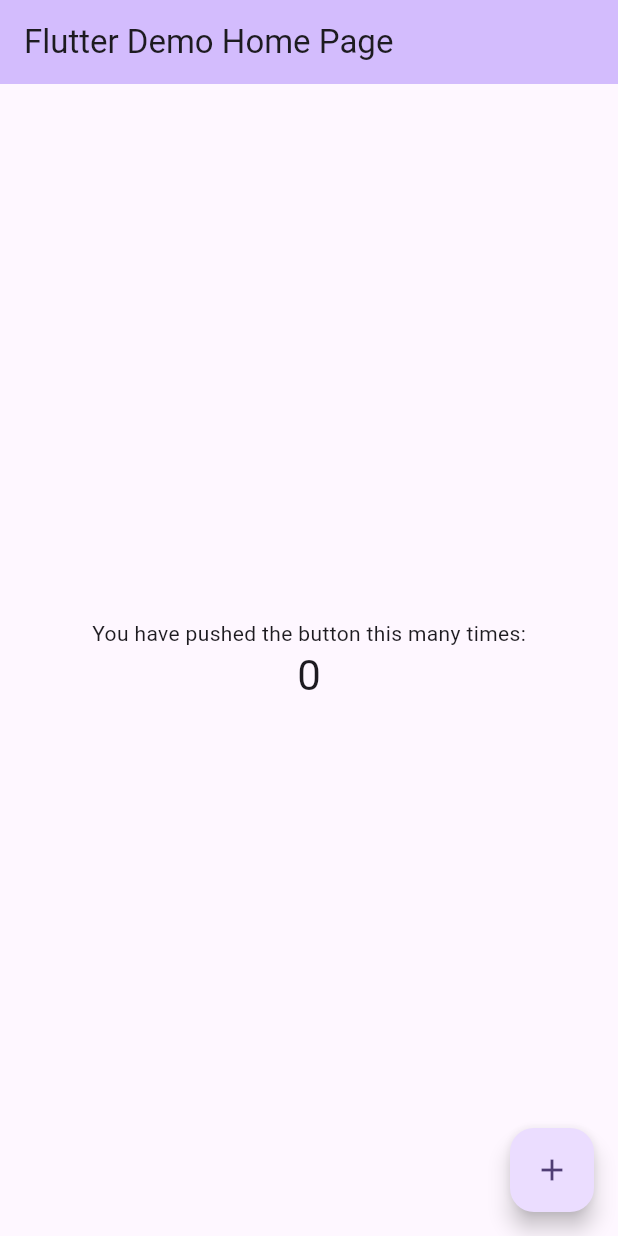
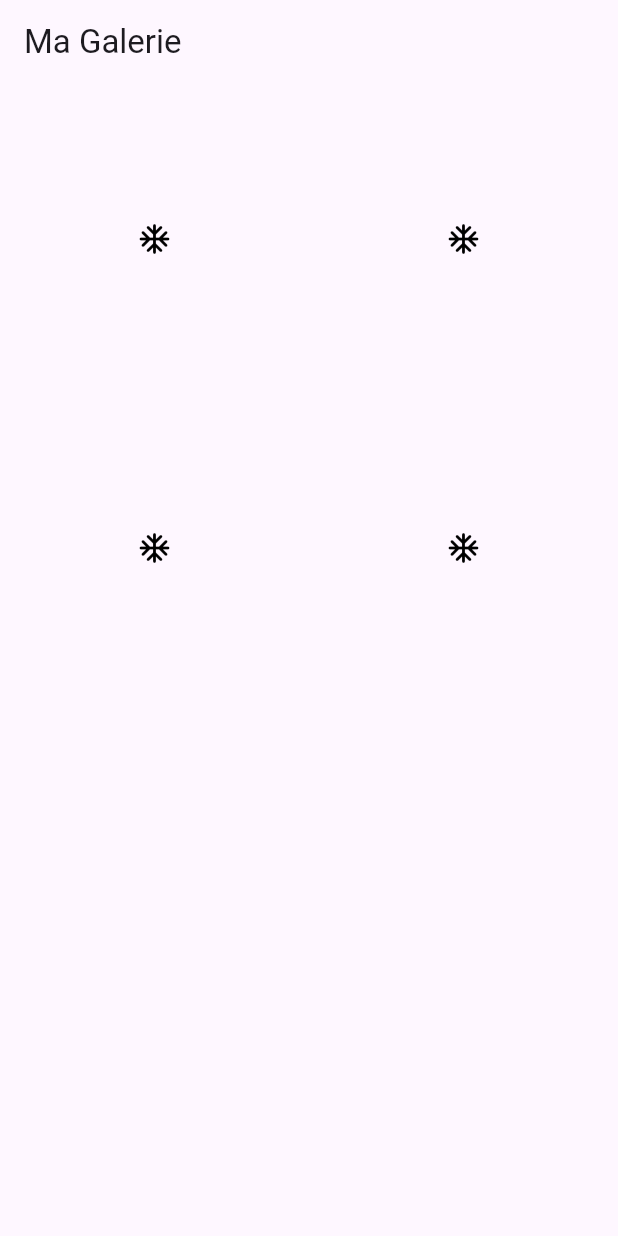
Before and after one commit to RonhelAsg/TP_Ronhel, a Flutter app: the screen it shows after launch, on a phone screen of 412 x 824 dp. Run offline on Flutter 3.47's test engine with Material 3 defaults, Android fonts, the phone set to English and light mode, and no system bars.

Commit message:
Création Galerie

```diff
--- a/lib/main.dart
+++ b/lib/main.dart
@@ -1,125 +1,47 @@
 import 'package:flutter/material.dart';
-
 void main() {
   runApp(const MyApp());
 }
-
-class MyApp extends StatelessWidget {
+class MyApp extends StatefulWidget {
   const MyApp({super.key});
 
-  // This widget is the root of your application.
+  @override
+  State<MyApp> createState() => _MyAppState();
+}
+
+class _MyAppState extends State<MyApp> {
   @override
   Widget build(BuildContext context) {
     return MaterialApp(
-      title: 'Flutter Demo',
-      theme: ThemeData(
-        // This is the theme of your application.
-        //
-        // TRY THIS: Try running your application with "flutter run". You'll see
-        // the application has a purple toolbar. Then, without quitting the app,
-        // try changing the seedColor in the colorScheme below to Colors.green
-        // and then invoke "hot reload" (save your changes or press the "hot
-        // reload" button in a Flutter-supported IDE, or press "r" if you used
-        // the command line to start the app).
-        //
-        // Notice that the counter didn't reset back to zero; the application
-        // state is not lost during the reload. To reset the state, use hot
-        // restart instead.
-        //
-        // This works for code too, not just values: Most code changes can be
-        // tested with just a hot reload.
-        colorScheme: ColorScheme.fromSeed(seedColor: Colors.deepPurple),
-        useMaterial3: true,
-      ),
-      home: const MyHomePage(title: 'Flutter Demo Home Page'),
-    );
+        debugShowCheckedModeBanner: false,
+        //darkTheme: ThemeData.dark(),
+        home: MyGalery());
   }
 }
 
-class MyHomePage extends StatefulWidget {
-  const MyHomePage({super.key, required this.title});
-
-  // This widget is the home page of your application. It is stateful, meaning
-  // that it has a State object (defined below) that contains fields that affect
-  // how it looks.
-
-  // This class is the configuration for the state. It holds the values (in this
-  // case the title) provided by the parent (in this case the App widget) and
-  // used by the build method of the State. Fields in a Widget subclass are
-  // always marked "final".
-
-  final String title;
-
-  @override
-  State<MyHomePage> createState() => _MyHomePageState();
-}
-
-class _MyHomePageState extends State<MyHomePage> {
-  int _counter = 0;
-
-  void _incrementCounter() {
-    setState(() {
-      // This call to setState tells the Flutter framework that something has
-      // changed in this State, which causes it to rerun the build method below
-      // so that the display can reflect the updated values. If we changed
-      // _counter without calling setState(), then the build method would not be
-      // called again, and so nothing would appear to happen.
-      _counter++;
-    });
-  }
+class MyGalery extends StatelessWidget {
 
   @override
   Widget build(BuildContext context) {
-    // This method is rerun every time setState is called, for instance as done
-    // by the _incrementCounter method above.
-    //
-    // The Flutter framework has been optimized to make rerunning build methods
-    // fast, so that you can just rebuild anything that needs updating rather
-    // than having to individually change instances of widgets.
-    return Scaffold(
+    return  Scaffold(
       appBar: AppBar(
-        // TRY THIS: Try changing the color here to a specific color (to
-        // Colors.amber, perhaps?) and trigger a hot reload to see the AppBar
-        // change color while the other colors stay the same.
-        backgroundColor: Theme.of(context).colorScheme.inversePrimary,
-        // Here we take the value from the MyHomePage object that was created by
-        // the App.build method, and use it to set our appbar title.
-        title: Text(widget.title),
+        title: Text("Ma Galerie"),
       ),
-      body: Center(
-        // Center is a layout widget. It takes a single child and positions it
-        // in the middle of the parent.
-        child: Column(
-          // Column is also a layout widget. It takes a list of children and
-          // arranges them vertically. By default, it sizes itself to fit its
-          // children horizontally, and tries to be as tall as its parent.
-          //
-          // Column has various properties to control how it sizes itself and
-          // how it positions its children. Here we use mainAxisAlignment to
-          // center the children vertically; the main axis here is the vertical
-          // axis because Columns are vertical (the cross axis would be
-          // horizontal).
-          //
-          // TRY THIS: Invoke "debug painting" (choose the "Toggle Debug Paint"
-          // action in the IDE, or press "p" in the console), to see the
-          // wireframe for each widget.
-          mainAxisAlignment: MainAxisAlignment.center,
-          children: <Widget>[
-            const Text(
-              'You have pushed the button this many times:',
+      body: GridView.count(
+        crossAxisCount: 2,
+        children: List.generate(4, (index) {
+          return Center(
+            child: Icon(
+           Icons.ac_unit_rounded,
+              color: Colors.black,
             ),
-            Text(
-              '$_counter',
-              style: Theme.of(context).textTheme.headlineMedium,
-            ),
-          ],
+          );
+        }
         ),
       ),
-      floatingActionButton: FloatingActionButton(
-        onPressed: _incrementCounter,
-        tooltip: 'Increment',
-        child: const Icon(Icons.add),
-      ), // This trailing comma makes auto-formatting nicer for build methods.
+
+
     );
+
   }
 }
--- a/pubspec.yaml
+++ b/pubspec.yaml
@@ -61,6 +61,7 @@ flutter:
   # assets:
   #   - images/a_dot_burr.jpeg
   #   - images/a_dot_ham.jpeg
+  #   -
 
   # An image asset can refer to one or more resolution-specific "variants", see
   # https://flutter.dev/to/resolution-aware-images
```
